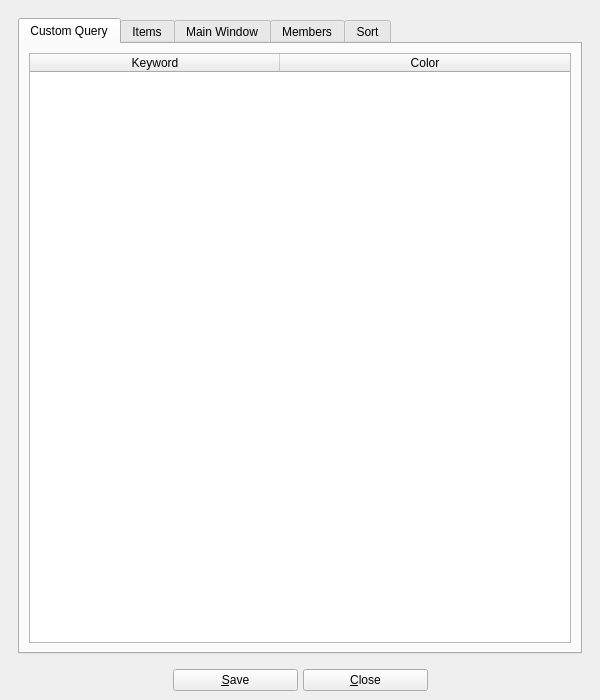
The window that UI/biblioteq_otheroptions.ui (textbrowser/biblioteq) describes before a commit, drawn with Qt 5.
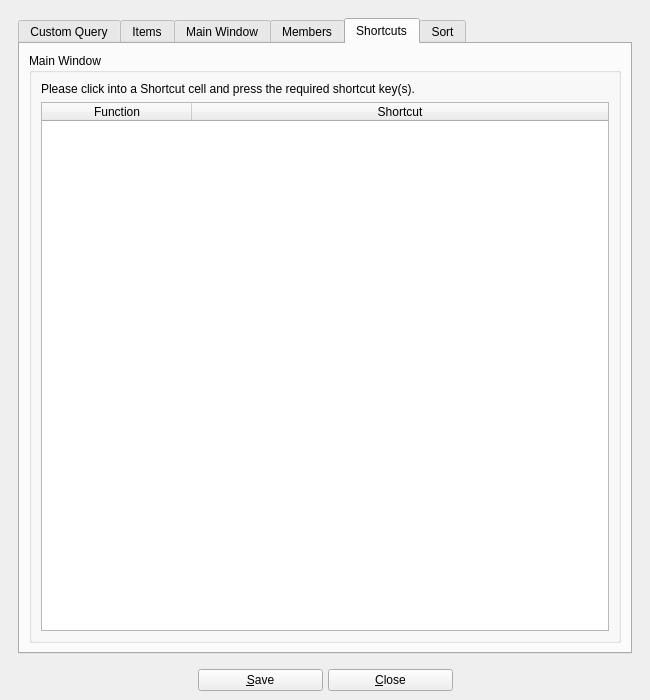
The same window after the commit. The open tabs and pages were chosen to show the change. Icons and pictures are not drawn.

Commit message: Archived release notes. Prepare custom shortcuts.

Diff of the .ui file:
```diff
--- a/UI/biblioteq_otheroptions.ui
+++ b/UI/biblioteq_otheroptions.ui
@@ -6,7 +6,7 @@
    <rect>
     <x>0</x>
     <y>0</y>
-    <width>600</width>
+    <width>650</width>
     <height>700</height>
    </rect>
   </property>
@@ -32,7 +32,7 @@
         <rect>
          <x>0</x>
          <y>0</y>
-         <width>588</width>
+         <width>638</width>
          <height>642</height>
         </rect>
        </property>
@@ -545,7 +545,77 @@
             </item>
            </layout>
           </widget>
-          <widget class="QWidget" name="tab_4">
+          <widget class="QWidget" name="page_shortcuts">
+           <attribute name="title">
+            <string>Shortcuts</string>
+           </attribute>
+           <layout class="QVBoxLayout" name="verticalLayout_13">
+            <item>
+             <widget class="QGroupBox" name="groupBox_5">
+              <property name="title">
+               <string>Main Window</string>
+              </property>
+              <layout class="QVBoxLayout" name="verticalLayout_12">
+               <item>
+                <widget class="QLabel" name="label_5">
+                 <property name="text">
+                  <string>Please click into a Shortcut cell and press the required shortcut key(s).</string>
+                 </property>
+                 <property name="wordWrap">
+                  <bool>true</bool>
+                 </property>
+                </widget>
+               </item>
+               <item>
+                <widget class="QTableWidget" name="shortcuts_2">
+                 <property name="alternatingRowColors">
+                  <bool>true</bool>
+                 </property>
+                 <property name="selectionMode">
+                  <enum>QAbstractItemView::SingleSelection</enum>
+                 </property>
+                 <property name="selectionBehavior">
+                  <enum>QAbstractItemView::SelectRows</enum>
+                 </property>
+                 <property name="verticalScrollMode">
+                  <enum>QAbstractItemView::ScrollPerPixel</enum>
+                 </property>
+                 <property name="horizontalScrollMode">
+                  <enum>QAbstractItemView::ScrollPerPixel</enum>
+                 </property>
+                 <property name="cornerButtonEnabled">
+                  <bool>false</bool>
+                 </property>
+                 <attribute name="horizontalHeaderMinimumSectionSize">
+                  <number>150</number>
+                 </attribute>
+                 <attribute name="horizontalHeaderDefaultSectionSize">
+                  <number>150</number>
+                 </attribute>
+                 <attribute name="horizontalHeaderStretchLastSection">
+                  <bool>true</bool>
+                 </attribute>
+                 <attribute name="verticalHeaderVisible">
+                  <bool>false</bool>
+                 </attribute>
+                 <column>
+                  <property name="text">
+                   <string>Function</string>
+                  </property>
+                 </column>
+                 <column>
+                  <property name="text">
+                   <string>Shortcut</string>
+                  </property>
+                 </column>
+                </widget>
+               </item>
+              </layout>
+             </widget>
+            </item>
+           </layout>
+          </widget>
+          <widget class="QWidget" name="page_sort">
            <attribute name="title">
             <string>Sort</string>
            </attribute>
```
Left out of the diff: 11 changed lines with no effect on the pictures. The commit also changes 3 other files.
